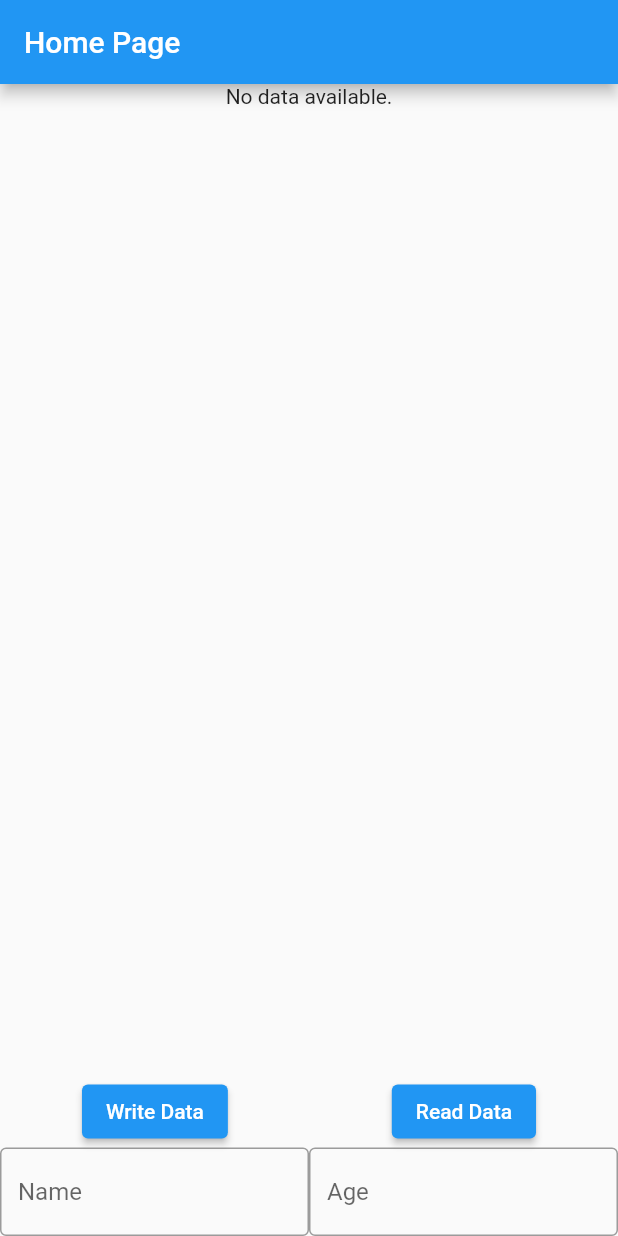
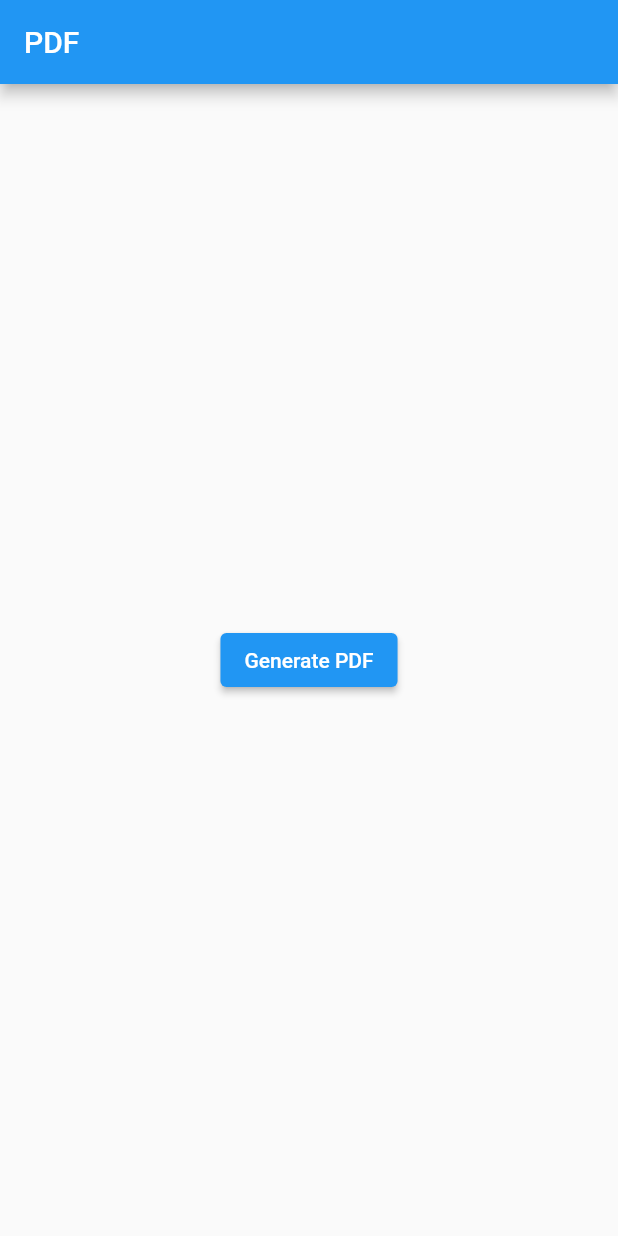
Before and after one commit to najmulmyself/socket-practice, a Flutter app: the screen it shows after launch, on a phone screen of 412 x 824 dp. Run offline on Flutter 3.47's test engine with Material 2 defaults, Android fonts, the phone set to English and light mode, and no system bars; our stand-ins replace flutter_riverpod, permission_handler, printing, sqflite; missing offline and left inert: encrypt; accounts and stored records are empty.

Commit message:
need to fix multiiple page

```diff
--- a/lib/home_screen.dart
+++ b/lib/home_screen.dart
@@ -1,4 +1,5 @@
 import 'package:flutter/material.dart';
+import 'package:test_data/generatePdf.dart';
 
 import 'databaseHelper.dart';
 import 'model.dart';
@@ -100,7 +101,7 @@ class _HomeScreenState extends State<HomeScreen> {
               ),
               ElevatedButton(
                 onPressed: () async {
-                  await dbHelper.requestStoragePermission();
+                  // await dbHelper.requestStoragePermission();
                 },
                 child: const Text("Read Data"),
               ),
--- a/lib/main.dart
+++ b/lib/main.dart
@@ -3,6 +3,7 @@ import 'dart:io';
 import 'package:flutter/material.dart';
 import 'package:flutter_riverpod/flutter_riverpod.dart';
 import 'package:test_data/home_screen.dart';
+import 'package:test_data/pdfScreen.dart';
 
 void main() async {
   WidgetsFlutterBinding.ensureInitialized();
@@ -23,7 +24,7 @@ class SocketIOChatApp extends StatelessWidget {
   Widget build(BuildContext context) {
     return MaterialApp(
       debugShowCheckedModeBanner: false,
-      home: HomeScreen(),
+      home: PDFScreen(),
     );
   }
 }
--- /dev/null
+++ b/lib/pdfScreen.dart
@@ -0,0 +1,38 @@
+import 'package:flutter/material.dart';
+
+import 'generatePdf.dart';
+
+class PDFScreen extends StatefulWidget {
+  const PDFScreen({Key? key}) : super(key: key);
+
+  @override
+  State<PDFScreen> createState() => _PDFScreenState();
+}
+
+class _PDFScreenState extends State<PDFScreen> {
+  // Function to generate PDF goes here
+
+  @override
+  Widget build(BuildContext context) {
+    return Scaffold(
+      appBar: AppBar(
+        title: const Text("PDF"),
+      ),
+      body: Center(
+        child: ElevatedButton(
+          onPressed: () async {
+            await generatePDFInvoice(
+              'ABC123',
+              '2023-10-15',
+              'John Doe',
+              ['Product A - \$50', 'Product B - \$30', 'Product C - \$25'],
+              105.0,
+            );
+            print("test");
+          },
+          child: const Text("Generate PDF"),
+        ),
+      ),
+    );
+  }
+}
```
Also changed, not shown: lib/generatePdf.dart (added, +96 -0 lines), pubspec.yaml (+7 -3 lines), assets/OpenSans-Regular.ttf (added), pubspec.lock, 5 other files.
